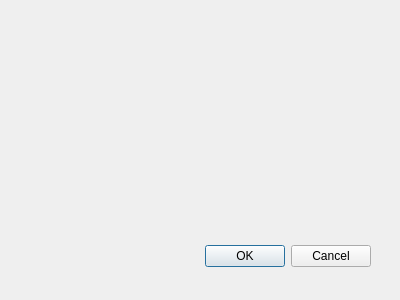
Above: BerViewer/gen_hmac_dlg.ui from jykim74/BerEditor before the change. Below: the same form after it.
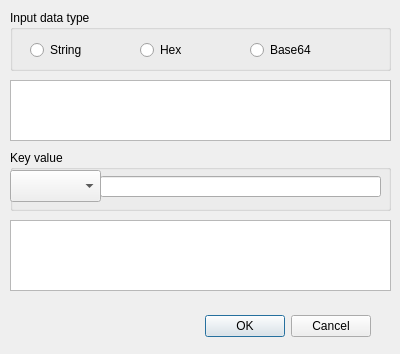
That is the form after the change.

Diff of the .ui file:
```diff
--- a/BerViewer/gen_hmac_dlg.ui
+++ b/BerViewer/gen_hmac_dlg.ui
@@ -9,7 +9,7 @@
     <x>0</x>
     <y>0</y>
     <width>400</width>
-    <height>300</height>
+    <height>354</height>
    </rect>
   </property>
   <property name="windowTitle">
@@ -19,7 +19,7 @@
    <property name="geometry">
     <rect>
      <x>30</x>
-     <y>240</y>
+     <y>310</y>
      <width>341</width>
      <height>32</height>
     </rect>
@@ -31,6 +31,117 @@
     <set>QDialogButtonBox::Cancel|QDialogButtonBox::Ok</set>
    </property>
   </widget>
+  <widget class="QGroupBox" name="groupBox">
+   <property name="geometry">
+    <rect>
+     <x>10</x>
+     <y>10</y>
+     <width>381</width>
+     <height>61</height>
+    </rect>
+   </property>
+   <property name="title">
+    <string>Input data type</string>
+   </property>
+   <property name="flat">
+    <bool>false</bool>
+   </property>
+   <property name="checkable">
+    <bool>false</bool>
+   </property>
+   <widget class="QRadioButton" name="mInputStringBtn">
+    <property name="geometry">
+     <rect>
+      <x>20</x>
+      <y>30</y>
+      <width>100</width>
+      <height>20</height>
+     </rect>
+    </property>
+    <property name="text">
+     <string>String</string>
+    </property>
+   </widget>
+   <widget class="QRadioButton" name="mInputHexBtn">
+    <property name="geometry">
+     <rect>
+      <x>130</x>
+      <y>30</y>
+      <width>100</width>
+      <height>20</height>
+     </rect>
+    </property>
+    <property name="text">
+     <string>Hex</string>
+    </property>
+   </widget>
+   <widget class="QRadioButton" name="mInputBase64Btn">
+    <property name="geometry">
+     <rect>
+      <x>240</x>
+      <y>30</y>
+      <width>100</width>
+      <height>20</height>
+     </rect>
+    </property>
+    <property name="text">
+     <string>Base64</string>
+    </property>
+   </widget>
+  </widget>
+  <widget class="QPlainTextEdit" name="mInputText">
+   <property name="geometry">
+    <rect>
+     <x>10</x>
+     <y>80</y>
+     <width>381</width>
+     <height>61</height>
+    </rect>
+   </property>
+  </widget>
+  <widget class="QGroupBox" name="groupBox_2">
+   <property name="geometry">
+    <rect>
+     <x>10</x>
+     <y>150</y>
+     <width>381</width>
+     <height>61</height>
+    </rect>
+   </property>
+   <property name="title">
+    <string>Key value</string>
+   </property>
+   <widget class="QComboBox" name="mKeyTypeCombo">
+    <property name="geometry">
+     <rect>
+      <x>0</x>
+      <y>20</y>
+      <width>91</width>
+      <height>32</height>
+     </rect>
+    </property>
+   </widget>
+   <widget class="QLineEdit" name="mKeyText">
+    <property name="geometry">
+     <rect>
+      <x>90</x>
+      <y>26</y>
+      <width>281</width>
+      <height>21</height>
+     </rect>
+    </property>
+   </widget>
+  </widget>
+  <widget class="QPlainTextEdit" name="mOutputText">
+   <property name="geometry">
+    <rect>
+     <x>10</x>
+     <y>220</y>
+     <width>381</width>
+     <height>71</height>
+    </rect>
+   </property>
+  </widget>
  </widget>
  <pixmapfunction/>
  <resources/>
```
Left out of the diff: 9 changed lines with no effect on the pictures.
